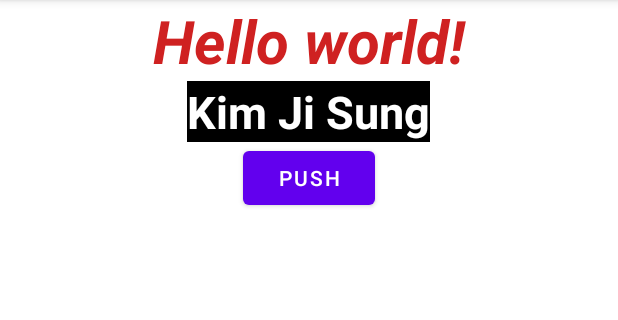
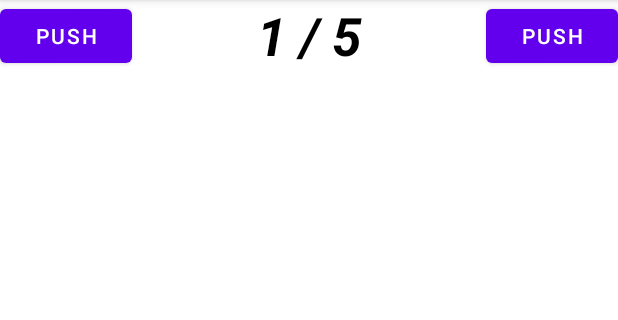
Before and after one commit to Tomson0119/Android-Programming, an Android app: the screen it shows after launch (MainActivity), on a phone screen of 412 x 824 dp, the part 84-404 px from its top. Run offline under Robolectric (Android 15) with nearby library versions, the phone set to English and light mode, and no system bars.

Commit message:
SwitchImage example - button, layout, text 추가, button 이벤트 함수 추가

```diff
--- a/Sample/SampleProject/app/src/main/java/kr/ac/tukorea/gamekim2016180014/SampleProject/MainActivity.java
+++ b/Sample/SampleProject/app/src/main/java/kr/ac/tukorea/gamekim2016180014/SampleProject/MainActivity.java
@@ -1,6 +1,8 @@
 package kr.ac.tukorea.gamekim2016180014.SampleProject;
 
 import android.os.Bundle;
+import android.util.Log;
+import android.view.View;
 import android.widget.Button;
 import android.widget.TextView;
 
@@ -16,17 +18,20 @@ import java.util.ArrayList;
  */
 public class MainActivity extends AppCompatActivity {
 
+    public static final String TAG = MainActivity.class.getSimpleName();
+
     @Override
     protected void onCreate(Bundle savedInstanceState) {
         super.onCreate(savedInstanceState);
         setContentView(R.layout.activity_main);
-
-        TextView txtView = findViewById(R.id.nameText);
-        txtView.setText("Kim Ji Sung");
     }
 
-    private void onButtonPushed() {
-        TextView txtView = findViewById(R.id.nameText);
-        txtView.setText("Button has pushed");
+    public void onButtonPrev(View view) {
+        R.mipmap.
+        Log.d(TAG, "Button prev pushed");
+    }
+
+    public void onButtonNext(View view) {
+        Log.d(TAG, "Button next pushed.");
     }
 }
--- a/Sample/SampleProject/app/src/main/res/layout/activity_main.xml
+++ b/Sample/SampleProject/app/src/main/res/layout/activity_main.xml
@@ -8,33 +8,39 @@
     android:visibility="visible"
     tools:context=".MainActivity">
 
-    <TextView
+    <LinearLayout
         android:layout_width="match_parent"
         android:layout_height="wrap_content"
-        android:fontFamily="sans-serif"
-        android:gravity="center"
-        android:text="Hello world!"
-        android:textColor="#CF2121"
-        android:textSize="40sp"
-        android:textStyle="bold|italic" />
+        android:orientation="horizontal">
 
-    <TextView
-        android:id="@+id/nameText"
-        android:layout_width="wrap_content"
-        android:layout_height="wrap_content"
-        android:layout_gravity="center"
-        android:background="#000000"
-        android:text="TUKOREA"
-        android:textColor="#FFFFFF"
-        android:textSize="30sp"
-        android:textStyle="bold" />
+        <Button
+            android:id="@+id/button"
+            android:layout_width="wrap_content"
+            android:layout_height="wrap_content"
+            android:layout_gravity="center"
+            android:text="Push"
+            android:onClick="onButtonPrev"/>
 
-    <Button
-        android:id="@+id/button"
-        android:layout_width="wrap_content"
-        android:layout_height="wrap_content"
-        android:layout_gravity="center"
-        android:text="Push"
-        android:onClick="onButtonPushed"/>
+        <TextView
+            android:layout_width="match_parent"
+            android:layout_height="wrap_content"
+            android:layout_weight="1"
+            android:fontFamily="sans-serif"
+            android:gravity="center"
+            android:text="1 / 5"
+            android:textColor="#000000"
+            android:textSize="35sp"
+            android:textStyle="bold|italic" />
+
+        <Button
+            android:layout_width="wrap_content"
+            android:layout_height="wrap_content"
+            android:layout_gravity="center"
+            android:text="Push"
+            android:onClick="onButtonNext"/>
+
+    </LinearLayout>
+
+
 
 </androidx.appcompat.widget.LinearLayoutCompat>
```
